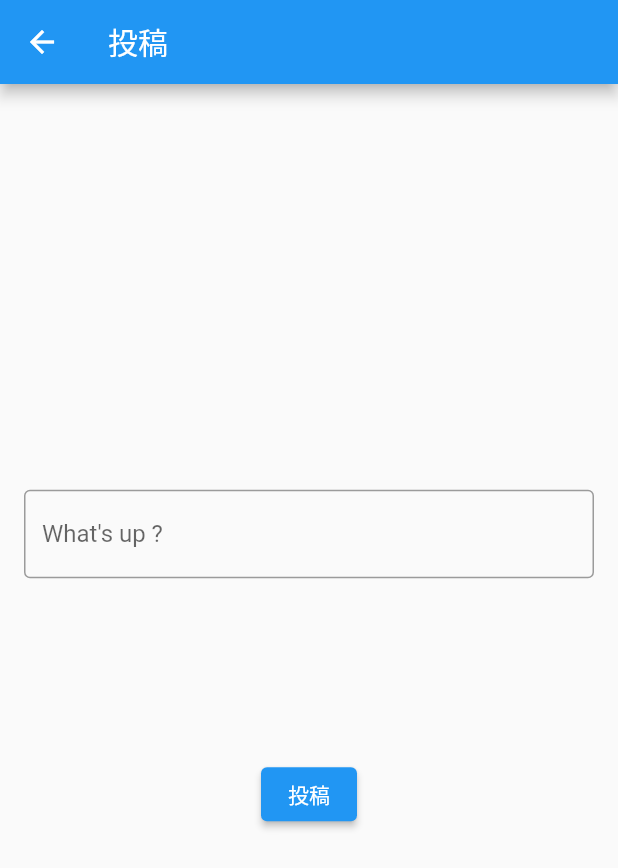
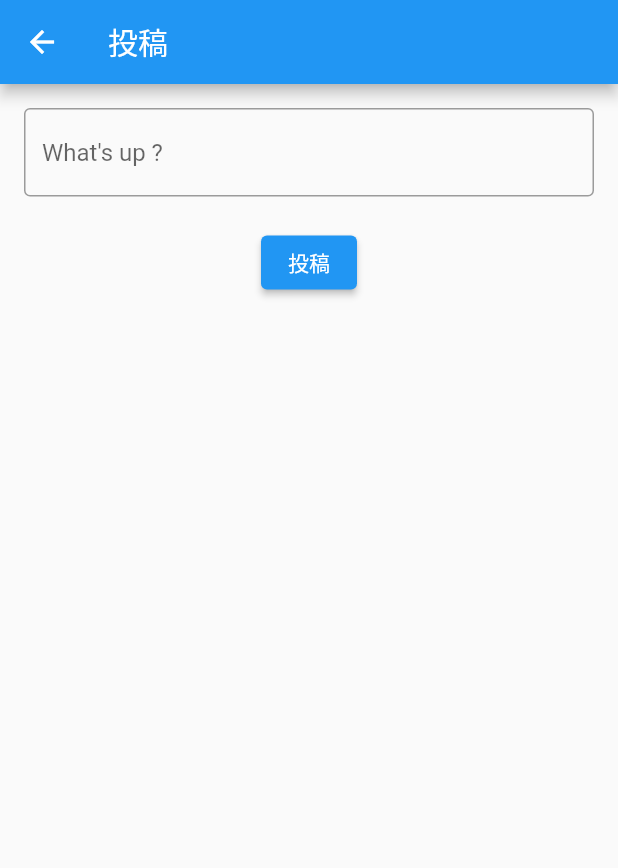
Before and after one commit to ShinoharaTa/nostr_pubcha_client, a Flutter app: the PostScreen screen opened directly, on a phone screen of 412 x 824 dp. Shown: the top 868 px of the screen. Run offline on Flutter 3.47's test engine with Material 2 defaults, Android fonts, the phone set to English and light mode, and no system bars; our stand-ins replace shared_preferences, synchronized; missing offline and left inert: mutex, nostr_core_dart; accounts and stored records are empty; network calls fail.

Commit message:
細かいデザイン周りを修正

```diff
--- a/lib/post.dart
+++ b/lib/post.dart
@@ -17,18 +17,19 @@ class PostScreen extends StatelessWidget {
       body: Padding(
         padding: EdgeInsets.all(16.0),
         child: Column(
-          mainAxisAlignment: MainAxisAlignment.center,
+          mainAxisAlignment: MainAxisAlignment.start,
           children: <Widget>[
             TextField(
               controller: _controller,
-              maxLines: null, // 改行可能にする
+              maxLines: 5,
+              minLines: 1,
               keyboardType: TextInputType.multiline,
               decoration: InputDecoration(
                 hintText: 'What\'s up ?',
                 border: OutlineInputBorder(),
               ),
             ),
-            SizedBox(height: 120),
+            SizedBox(height: 20),
             ElevatedButton(
               child: Text('投稿'),
               onPressed: () {
```
